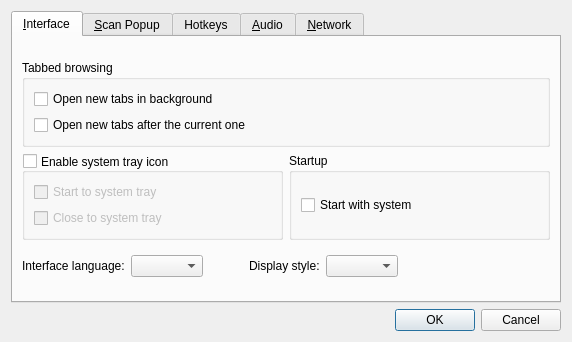
First picture: the form in src/preferences.ui, repository goldendict/goldendict, before the edit.
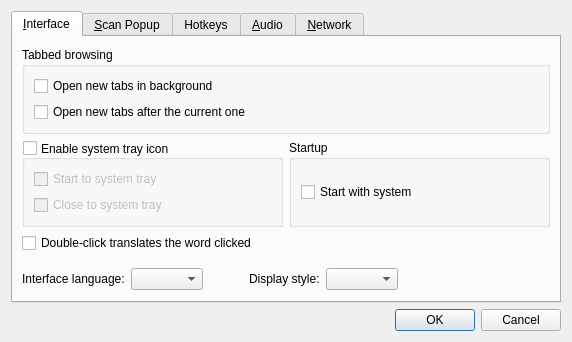
Second picture: the form after the edit. Icons and pictures are not drawn. Custom widgets are drawn as their Qt base class.

Commit message: Double-clicking the words in an article translates them right away. This feature may be turned off in preferences, but it is on by default.

Patch:
```diff
--- a/src/preferences.ui
+++ b/src/preferences.ui
@@ -153,7 +153,7 @@
          </layout>
         </widget>
        </item>
-       <item row="4" column="0" colspan="2">
+       <item row="5" column="0" colspan="2">
         <layout class="QHBoxLayout" name="horizontalLayout_6">
          <item>
           <widget class="QLabel" name="label_6">
@@ -206,7 +206,7 @@
          </item>
         </layout>
        </item>
-       <item row="5" column="0" colspan="2">
+       <item row="6" column="0" colspan="2">
         <spacer name="verticalSpacer">
          <property name="orientation">
           <enum>Qt::Vertical</enum>
@@ -219,7 +219,7 @@
          </property>
         </spacer>
        </item>
-       <item row="3" column="0">
+       <item row="4" column="0">
         <spacer name="verticalSpacer_9">
          <property name="orientation">
           <enum>Qt::Vertical</enum>
@@ -235,6 +235,13 @@
          </property>
         </spacer>
        </item>
+       <item row="3" column="0">
+        <widget class="QCheckBox" name="doubleClickTranslates">
+         <property name="text">
+          <string>Double-click translates the word clicked</string>
+         </property>
+        </widget>
+       </item>
       </layout>
      </widget>
      <widget class="QWidget" name="tab_4">
```
The commit also changes 7 other files.
